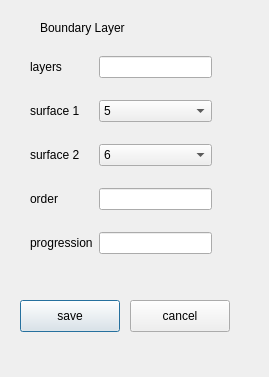
First picture: the form in bldialog.ui, repository Randi-f/NekMeshUI, before the edit.
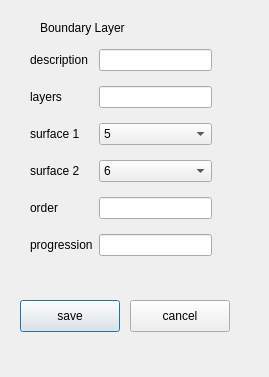
Second picture: the form after the edit.

What changed in the file:
```diff
--- a/bldialog.ui
+++ b/bldialog.ui
@@ -36,38 +36,53 @@
     </rect>
    </property>
    <layout class="QGridLayout" name="gridLayout">
-    <item row="1" column="0">
+    <item row="2" column="0">
      <widget class="QLabel" name="label_3">
       <property name="text">
        <string>surface 1</string>
       </property>
      </widget>
     </item>
-    <item row="3" column="0">
+    <item row="4" column="1">
+     <widget class="QLineEdit" name="textOrder"/>
+    </item>
+    <item row="3" column="1">
+     <widget class="QComboBox" name="combo2">
+      <item>
+       <property name="text">
+        <string>6</string>
+       </property>
+      </item>
+     </widget>
+    </item>
+    <item row="5" column="1">
+     <widget class="QLineEdit" name="textBlprog"/>
+    </item>
+    <item row="4" column="0">
      <widget class="QLabel" name="label_4">
       <property name="text">
        <string>order</string>
       </property>
      </widget>
     </item>
-    <item row="0" column="0">
+    <item row="1" column="0">
      <widget class="QLabel" name="label_2">
       <property name="text">
        <string>layers</string>
       </property>
      </widget>
     </item>
-    <item row="0" column="1">
+    <item row="1" column="1">
      <widget class="QLineEdit" name="textBllayers"/>
     </item>
-    <item row="4" column="0">
+    <item row="5" column="0">
      <widget class="QLabel" name="label_5">
       <property name="text">
        <string>progression</string>
       </property>
      </widget>
     </item>
-    <item row="1" column="1">
+    <item row="2" column="1">
      <widget class="QComboBox" name="combo1">
       <item>
        <property name="text">
@@ -76,27 +91,22 @@
       </item>
      </widget>
     </item>
-    <item row="2" column="1">
-     <widget class="QComboBox" name="combo2">
-      <item>
-       <property name="text">
-        <string>6</string>
-       </property>
-      </item>
-     </widget>
-    </item>
-    <item row="2" column="0">
+    <item row="3" column="0">
      <widget class="QLabel" name="label_6">
       <property name="text">
        <string>surface 2</string>
       </property>
      </widget>
     </item>
-    <item row="3" column="1">
-     <widget class="QLineEdit" name="textOrder"/>
+    <item row="0" column="0">
+     <widget class="QLabel" name="label_7">
+      <property name="text">
+       <string>description</string>
+      </property>
+     </widget>
     </item>
-    <item row="4" column="1">
-     <widget class="QLineEdit" name="textBlprog"/>
+    <item row="0" column="1">
+     <widget class="QLineEdit" name="textDesc"/>
     </item>
    </layout>
   </widget>
```
